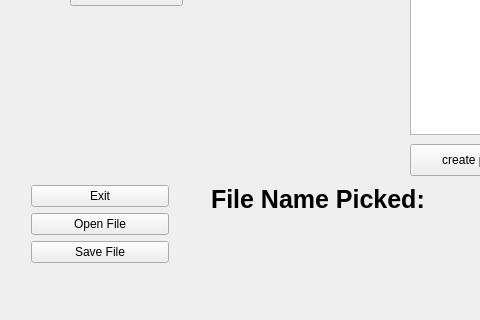
Above: mainwindow.ui from dxqzhuang/mp3player before the change; both pictures show x 0 to 480 and y 243 to 563 of the 650 by 563 pixel window. Below: the same form after it.
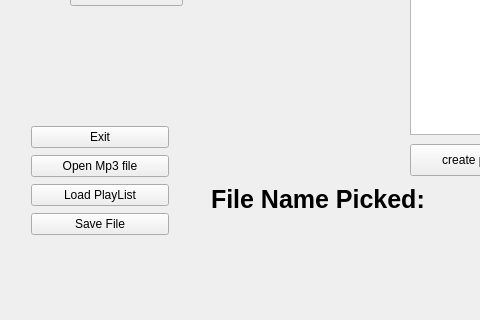
That is the form after the change.

Commit message: added "load play list"  functionality

Patch:
```diff
--- a/mainwindow.ui
+++ b/mainwindow.ui
@@ -28,9 +28,9 @@
     <property name="geometry">
      <rect>
       <x>20</x>
-      <y>400</y>
+      <y>340</y>
       <width>160</width>
-      <height>100</height>
+      <height>134</height>
      </rect>
     </property>
     <layout class="QVBoxLayout" name="verticalLayout">
@@ -44,7 +44,14 @@
      <item>
       <widget class="QPushButton" name="openFileButton">
        <property name="text">
-        <string>Open File</string>
+        <string>Open Mp3 file</string>
+       </property>
+      </widget>
+     </item>
+     <item>
+      <widget class="QPushButton" name="mainWindow_load_play_list_btn">
+       <property name="text">
+        <string>Load PlayList</string>
        </property>
       </widget>
      </item>
```
The commit also changes 3 other files.
